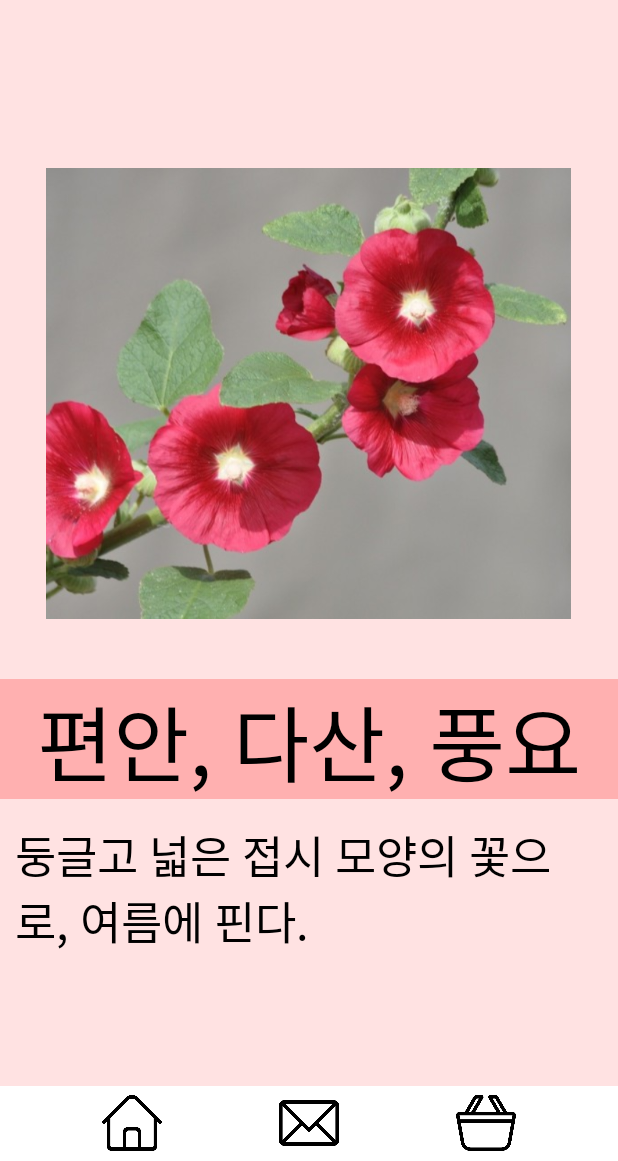
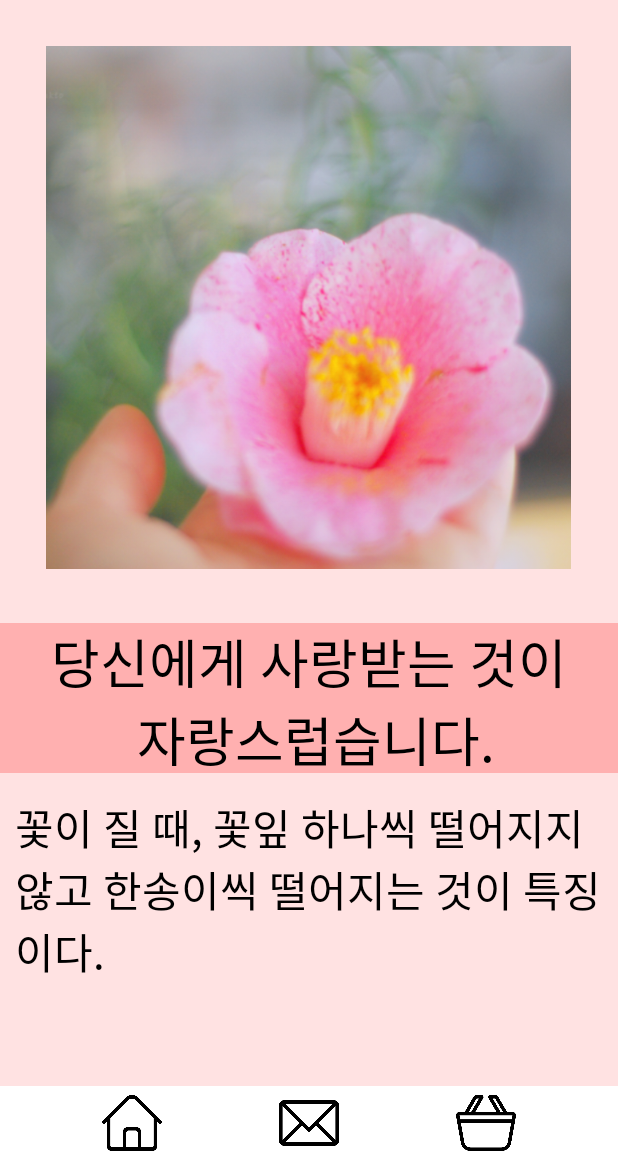
Before and after one commit to eunseo22/hackathon, an Android app: the Frag_home screen opened directly, with no data from a screen before it, after a tap on an icon or button, on a phone screen of 412 x 824 dp, the part 75-1236 px from its top. Run offline under Robolectric (Android 15) with nearby library versions, the phone set to English and light mode, and no system bars.

Commit message:
add flower_lupra

```diff
--- a/app/src/main/res/layout/flower_luvpra.xml
+++ b/app/src/main/res/layout/flower_luvpra.xml
@@ -34,42 +34,44 @@
 
     </LinearLayout>
 
-    <LinearLayout
+    <ScrollView
         android:layout_width="match_parent"
         android:layout_height="match_parent"
-        android:gravity="center"
-        android:orientation="vertical"
         android:layout_marginTop="50dp"
         android:background="#ffe2e2">
 
-        <ImageView
-            android:layout_width="350dp"
-            android:layout_height="350dp"
-            android:layout_margin="10dp"
-            android:src="@drawable/flower_dasan"/>
-        <TextView
+        <LinearLayout
             android:layout_width="match_parent"
-            android:layout_height="80dp"
+            android:layout_height="match_parent"
             android:gravity="center"
-            android:background="#ffb0b0"
-            android:layout_marginTop="5dp"
-            android:layout_marginBottom="5dp"
-            android:text="편안, 다산, 풍요"
-            android:textSize="55sp"
-            android:textColor="#000000"/>
+            android:orientation="vertical">
 
-        <ScrollView
-            android:layout_width="match_parent"
-            android:layout_height="wrap_content">
+            <ImageView
+                android:layout_width="350dp"
+                android:layout_height="350dp"
+                android:layout_margin="30dp"
+                android:src="@drawable/flower_luvpra" />
             <TextView
                 android:layout_width="match_parent"
-                android:layout_height="150dp"
+                android:layout_height="100dp"
+                android:layout_marginTop="5dp"
+                android:layout_marginBottom="5dp"
+                android:background="#ffb0b0"
+                android:gravity="center"
+                android:text="당신에게 사랑받는 것이\n 자랑스럽습니다."
+                android:textColor="#000000"
+                android:textSize="35sp" />
+            <TextView
+                android:layout_width="match_parent"
+                android:layout_height="wrap_content"
                 android:layout_margin="10dp"
-                android:text="둥글고 넓은 접시 모양의 꽃으로, 여름에 핀다."
-                android:textSize="30sp"
-                android:textColor="#000000"/>
-        </ScrollView>
+                android:layout_marginBottom="20dp"
+                android:text="꽃이 질 때, 꽃잎 하나씩 떨어지지 않고 한송이씩 떨어지는 것이 특징이다."
+                android:textColor="#000000"
+                android:textSize="28sp" />
 
-    </LinearLayout>
+        </LinearLayout>
+
+    </ScrollView>
 
 </FrameLayout>
```
Also changed, not shown: app/src/main/res/layout/flower_dasan.xml (+17 -14 lines), app/src/main/res/layout/home.xml (+16 -1 lines), app/src/main/res/drawable-v24/flower_dasan.png, app/src/main/res/drawable-v24/flower_luvpra.png (added).
